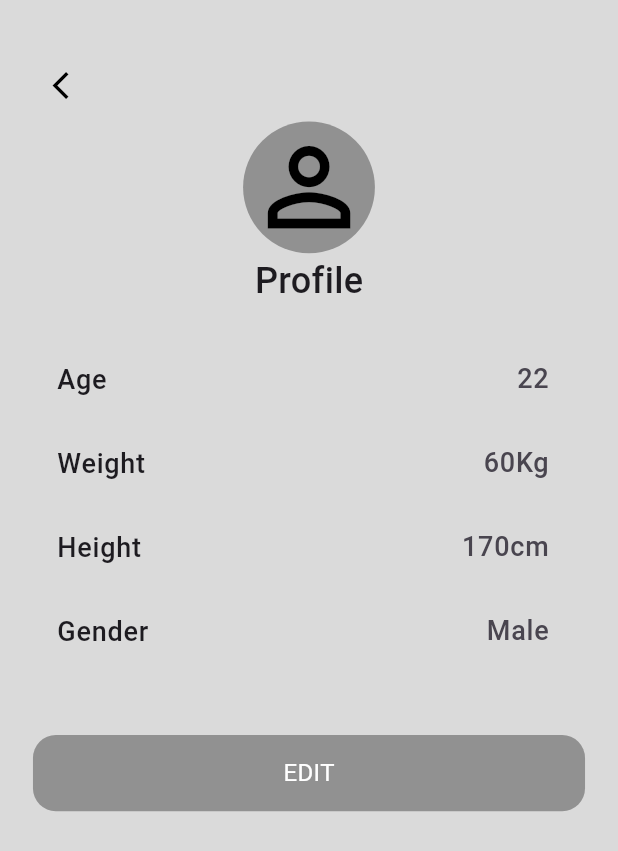
After one commit to Milan-Tmg/Flutter-fitness-app, a Flutter app: the UserprofileView screen opened directly, on a phone screen of 412 x 824 dp. The commit adds this screen. Shown: the top 851 px of the screen. Run offline on Flutter 3.47's test engine with Material 3 defaults, Android fonts, the phone set to English and light mode, and no system bars; our stand-ins replace dropdown_button2, firebase_core, flutter_riverpod, flutter_screenutil, image_picker; accounts and stored records are empty.

Commit message:
ui upto setting is complete

```diff
--- a/lib/front_end/calculate_bmr/calculateBMR_view.dart
+++ b/lib/front_end/calculate_bmr/calculateBMR_view.dart
@@ -1,4 +1,6 @@
 import "package:flutter/material.dart";
+import "package:flutter_fitness_app/State_mangement/user_details.dart";
+import "package:flutter_riverpod/flutter_riverpod.dart";
 import "package:flutter_fitness_app/front_end/calculate_bmr/widgets/activity_level.dart";
 import "package:flutter_fitness_app/front_end/calculate_bmr/widgets/calculate_bmr.dart";
 import "package:flutter_fitness_app/front_end/calculate_bmr/widgets/getAge.dart";
@@ -8,24 +10,22 @@ import "package:flutter_fitness_app/front_end/calculate_bmr/widgets/getWeight.da
 import "package:flutter_screenutil/flutter_screenutil.dart";
 import "/../../theme/app_theme.dart";
 
-class CalculatebmrView extends StatefulWidget {
+class CalculatebmrView extends ConsumerStatefulWidget {
   const CalculatebmrView({super.key});
 
   @override
-  State<CalculatebmrView> createState() => _CalculatebmrViewState();
+  ConsumerState<CalculatebmrView> createState() => _CalculatebmrViewState();
 }
 
-class _CalculatebmrViewState extends State<CalculatebmrView> {
-
-  // variables to store user data
-  TextEditingController selectGender = TextEditingController();
-  TextEditingController age= TextEditingController() ;
-  TextEditingController weight = TextEditingController();
-  TextEditingController height = TextEditingController();
-  TextEditingController selected_activity = TextEditingController();
+class _CalculatebmrViewState extends ConsumerState<CalculatebmrView> {
 
   @override
   Widget build(BuildContext context) {
+    TextEditingController age = ref.watch(details).age;
+    TextEditingController weight = ref.watch(details).weight;
+    TextEditingController height = ref.watch(details).height;
+    TextEditingController selected_activity = ref.watch(details).selected_activity;
+    TextEditingController selectGender = ref.watch(details).selectGender;
     return Scaffold(
       body: SizedBox(
         height: 1.sh,
--- a/lib/front_end/calculate_bmr/widgets/BMR_calculation_logic.dart
+++ b/lib/front_end/calculate_bmr/widgets/BMR_calculation_logic.dart
@@ -8,7 +8,7 @@ void BRM_calculation({
   required TextEditingController activity,
   required TextEditingController gender,
 }){
-  if(age.text.isNotEmpty && weight.text.isNotEmpty && height.text.isNotEmpty & gender.text.isNotEmpty)
+  if(age.text.isNotEmpty && weight.text.isNotEmpty && height.text.isNotEmpty && gender.text.isNotEmpty)
     {
       double ageValue = double.parse(age.text);
       double weightValue = double.parse(weight.text);
--- /dev/null
+++ b/lib/front_end/userProfile/common_widget/user_info.dart
@@ -0,0 +1,15 @@
+import "package:flutter/material.dart";
+import "package:flutter_fitness_app/theme/app_theme.dart";
+class UserInfo extends StatelessWidget {
+  UserInfo({super.key, required this.info_name, required this.info_value});
+  String info_name;
+  String info_value;
+
+  @override
+  Widget build(BuildContext context) {
+    return ListTile(
+      title: Text(info_name, style: textTheme.displayMedium),
+      trailing: Text(info_value, style: TextStyle(fontSize: 18)),
+    );
+  }
+}
--- /dev/null
+++ b/lib/front_end/userProfile/userProfile_view.dart
@@ -0,0 +1,35 @@
+import "package:flutter/material.dart";
+import "package:flutter_fitness_app/front_end/userProfile/common_widget/user_info.dart";
+import "package:flutter_fitness_app/front_end/userProfile/widget/EditButton.dart";
+import "package:flutter_fitness_app/front_end/userProfile/widget/navigateBackPage.dart";
+import "package:flutter_fitness_app/front_end/userProfile/widget/profilePic.dart";
+import "package:flutter_screenutil/flutter_screenutil.dart";
+import "/theme/app_theme.dart";
+
+class UserprofileView extends StatelessWidget {
+  const UserprofileView({super.key});
+
+  @override
+  Widget build(BuildContext context) {
+    return Scaffold(
+      body: Padding(
+        padding: EdgeInsets.symmetric(horizontal: 20.w),
+        child: Column(
+          crossAxisAlignment: CrossAxisAlignment.start,
+          children: [
+            SizedBox(height: 0.04.sh),
+            Navigatebackpage(),
+            Profilepic(),
+            UserInfo(info_name: "Age", info_value: "22"),
+            UserInfo(info_name: "Weight", info_value: "60Kg"),
+            UserInfo(info_name: "Height", info_value: "170cm"),
+            UserInfo(info_name: "Gender", info_value: "Male"),
+
+            SizedBox(height: 0.05.sh),
+            Editbutton(),
+          ],
+        ),
+      ),
+    );
+  }
+}
--- /dev/null
+++ b/lib/front_end/userProfile/widget/EditButton.dart
@@ -0,0 +1,44 @@
+import "package:flutter_fitness_app/State_mangement/user_details.dart";
+import "package:flutter_fitness_app/front_end/calculate_bmr/calculateBMR_view.dart";
+import "package:flutter_fitness_app/theme/app_theme.dart";
+import "package:flutter_riverpod/flutter_riverpod.dart";
+import "package:flutter/material.dart";
+import "package:flutter_screenutil/flutter_screenutil.dart";
+
+class Editbutton extends ConsumerWidget {
+  const Editbutton({super.key});
+  @override
+  Widget build(BuildContext context, WidgetRef ref) {
+    return GestureDetector(
+      onTap: (){
+        Edit_function(ref: ref, context: context);
+      },
+      child: Container(
+        height: 50.h,
+        width: 1.sw,
+        decoration: BoxDecoration(
+          color: buttonColor,
+          borderRadius: BorderRadius.circular(buttonRadius),
+        ),
+        child: Center(
+          child: Text("EDIT", style: textTheme.displaySmall),
+        ),
+      ),
+    );
+  }
+}
+
+// button's working mechanism
+void Edit_function({required WidgetRef ref, required BuildContext context}){
+  // remove this dummy data and use actual data from database
+  ref.read(details).age.text = "22";
+  ref.watch(details).weight.text = "60";
+  ref.watch(details).height.text = "170";
+  ref.watch(details).selectGender.text = "Male";
+  ref.watch(details).selected_activity.text = "Sedentary";
+
+  Navigator.push(
+    context,
+    MaterialPageRoute(builder: (context) => CalculatebmrView())
+  );
+}
--- /dev/null
+++ b/lib/front_end/userProfile/widget/navigateBackPage.dart
@@ -0,0 +1,22 @@
+import "package:flutter/material.dart";
+import "package:flutter_screenutil/flutter_screenutil.dart";
+import "/theme/app_theme.dart";
+
+class Navigatebackpage extends StatelessWidget {
+  const Navigatebackpage({super.key});
+
+  @override
+  Widget build(BuildContext context) {
+    return IconButton(
+      icon: Icon(Icons.arrow_back_ios, color: Colors.black,size: 20.sp),
+      onPressed: (){
+        Navigator.pushReplacement(
+          context,
+          MaterialPageRoute(
+              builder: (context) => Placeholder(), // navigate to home page
+          ),
+        );
+      }
+    );
+  }
+}
--- /dev/null
+++ b/lib/front_end/userProfile/widget/profilePic.dart
@@ -0,0 +1,64 @@
+import "dart:io";
+import "package:flutter/material.dart";
+import "package:flutter_fitness_app/theme/app_theme.dart";
+import "package:flutter_screenutil/flutter_screenutil.dart";
+import "package:image_picker/image_picker.dart";
+
+class Profilepic extends StatefulWidget {
+  const Profilepic({super.key});
+
+  @override
+  State<Profilepic> createState() => _PickGalleryimageState();
+}
+
+class _PickGalleryimageState extends State<Profilepic> {
+  @override
+
+  XFile? _pickedImage;
+
+  Future<void> _pickImage()async{
+
+    final pickedFile = await ImagePicker().pickImage(source: ImageSource.gallery);
+
+    if(pickedFile != null){
+      setState((){
+        _pickedImage = pickedFile;
+      });
+    }
+  }
+
+  Widget build(BuildContext context) {
+    return Container(
+      margin: EdgeInsets.only(bottom: 20.h),
+      height: 0.15.sh,
+      width: 1.sw,
+      child: Column(
+        crossAxisAlignment: CrossAxisAlignment.center,
+        children: [
+          GestureDetector(
+            onTap: (){
+              _pickImage();
+            },
+            child: CircleAvatar(
+              radius: 40.w,
+              backgroundColor: buttonColor,
+              child: _pickedImage == null?
+              Center(
+                child: Icon(Icons.person_outline, size: 75.sp, color: Colors.black),
+              ): ClipRRect(
+                borderRadius: BorderRadius.circular(40.w),
+                child: Container(
+                  width: 80.w,
+                  height: 80.w,
+                  child: Image.file(File(_pickedImage!.path,),fit: BoxFit.cover),
+                ),
+              ),
+            ),
+          ),
+          Spacer(),
+          Text("Profile", style: TextStyle(fontSize: 24, fontWeight: FontWeight.w500)),
+        ],
+      ),
+    );
+  }
+}
--- a/pubspec.yaml
+++ b/pubspec.yaml
@@ -37,6 +37,9 @@ dependencies:
   firebase_core: 3.4.0
   flutter_screenutil: ^5.9.3
   dropdown_button2: ^2.3.9
+  image_picker: ^1.1.2
+  permission_handler: ^12.0.1
+  flutter_riverpod: ^2.6.1
 
 dev_dependencies:
   flutter_test:
```
Also changed, not shown: lib/State_mangement/user_details.dart (added, +14 -0 lines), lib/main.dart (+6 -2 lines), pubspec.lock, 7 other files.
